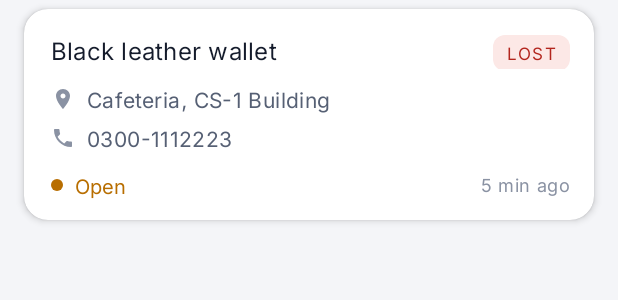
After one commit to abuhuraira99/LabTask3_Firebase_70145777, an Android app: the layout item_lost.xml on its own in the app's theme, with its tools: preview values and no code run, on a phone screen of 412 x 824 dp. The commit adds this screen. Shown: the top 300 px of the screen. Run offline under Robolectric (Android 15) with nearby library versions, the phone set to English and light mode, and no system bars.

Commit message:
Design item_lost card layout and LostItemAdapter
item_lost.xml has a CardView root with app:cardCornerRadius and app:cardElevation and shows the item name, type badge, location, contact and status. LostItemAdapter overrides onCreateViewHolder, onBindViewHolder and getItemCount and uses a static inner ViewHolder with an OnItemClickListener, as in Lab Task 2. Adds recyclerview 1.3.2 and cardview 1.0.0.

```diff
--- a/app/build.gradle.kts
+++ b/app/build.gradle.kts
@@ -42,6 +42,10 @@ dependencies {
     implementation(libs.constraintlayout)
     implementation(libs.material)
 
+    // RecyclerView and CardView, as in Lab 7
+    implementation(libs.recyclerview)
+    implementation(libs.cardview)
+
     // Firebase Realtime Database through the Firebase BoM (Lab 9)
     implementation(platform(libs.firebase.bom))
     implementation(libs.firebase.database)
--- /dev/null
+++ b/app/src/main/res/layout/item_lost.xml
@@ -0,0 +1,151 @@
+<?xml version="1.0" encoding="utf-8"?>
+<!-- One post on the board. The root is a CardView with a corner radius and an elevation (Lab 7). -->
+<androidx.cardview.widget.CardView xmlns:android="http://schemas.android.com/apk/res/android"
+    xmlns:app="http://schemas.android.com/apk/res-auto"
+    xmlns:tools="http://schemas.android.com/tools"
+    android:id="@+id/cardItem"
+    android:layout_width="match_parent"
+    android:layout_height="wrap_content"
+    android:layout_marginStart="16dp"
+    android:layout_marginTop="6dp"
+    android:layout_marginEnd="16dp"
+    android:layout_marginBottom="6dp"
+    android:clickable="true"
+    android:focusable="true"
+    android:foreground="?attr/selectableItemBackground"
+    app:cardBackgroundColor="@color/surface"
+    app:cardCornerRadius="16dp"
+    app:cardElevation="3dp"
+    app:cardUseCompatPadding="false">
+
+    <LinearLayout
+        android:layout_width="match_parent"
+        android:layout_height="wrap_content"
+        android:orientation="vertical"
+        android:paddingStart="18dp"
+        android:paddingTop="16dp"
+        android:paddingEnd="16dp"
+        android:paddingBottom="14dp">
+
+        <!-- Item name and the Lost / Found badge -->
+        <LinearLayout
+            android:layout_width="match_parent"
+            android:layout_height="wrap_content"
+            android:gravity="top"
+            android:orientation="horizontal">
+
+            <TextView
+                android:id="@+id/tvItemName"
+                android:layout_width="0dp"
+                android:layout_height="wrap_content"
+                android:layout_marginEnd="12dp"
+                android:layout_weight="1"
+                android:ellipsize="end"
+                android:maxLines="2"
+                android:textAppearance="@style/TextAppearance.LostFound.CardTitle"
+                tools:text="Black leather wallet" />
+
+            <TextView
+                android:id="@+id/tvType"
+                android:layout_width="wrap_content"
+                android:layout_height="wrap_content"
+                android:background="@drawable/bg_badge_lost"
+                android:paddingStart="9dp"
+                android:paddingTop="4dp"
+                android:paddingEnd="9dp"
+                android:paddingBottom="4dp"
+                android:textAppearance="@style/TextAppearance.LostFound.Overline"
+                android:textColor="@color/lost_text"
+                tools:text="Lost" />
+        </LinearLayout>
+
+        <!-- Location -->
+        <LinearLayout
+            android:layout_width="match_parent"
+            android:layout_height="wrap_content"
+            android:layout_marginTop="10dp"
+            android:gravity="center_vertical"
+            android:orientation="horizontal">
+
+            <ImageView
+                android:id="@+id/ivLocation"
+                android:layout_width="16dp"
+                android:layout_height="16dp"
+                android:importantForAccessibility="no"
+                android:src="@drawable/ic_place"
+                app:tint="@color/text_tertiary" />
+
+            <TextView
+                android:id="@+id/tvLocation"
+                android:layout_width="0dp"
+                android:layout_height="wrap_content"
+                android:layout_marginStart="8dp"
+                android:layout_weight="1"
+                android:ellipsize="end"
+                android:maxLines="1"
+                android:textAppearance="@style/TextAppearance.LostFound.Body"
+                tools:text="Cafeteria, CS-1 Building" />
+        </LinearLayout>
+
+        <!-- Contact -->
+        <LinearLayout
+            android:layout_width="match_parent"
+            android:layout_height="wrap_content"
+            android:layout_marginTop="6dp"
+            android:gravity="center_vertical"
+            android:orientation="horizontal">
+
+            <ImageView
+                android:id="@+id/ivContact"
+                android:layout_width="16dp"
+                android:layout_height="16dp"
+                android:importantForAccessibility="no"
+                android:src="@drawable/ic_phone"
+                app:tint="@color/text_tertiary" />
+
+            <TextView
+                android:id="@+id/tvContact"
+                android:layout_width="0dp"
+                android:layout_height="wrap_content"
+                android:layout_marginStart="8dp"
+                android:layout_weight="1"
+                android:textAppearance="@style/TextAppearance.LostFound.Body"
+                tools:text="0300-1112223" />
+        </LinearLayout>
+
+        <!-- Status and how long ago it was posted -->
+        <LinearLayout
+            android:layout_width="match_parent"
+            android:layout_height="wrap_content"
+            android:layout_marginTop="12dp"
+            android:gravity="center_vertical"
+            android:orientation="horizontal">
+
+            <ImageView
+                android:id="@+id/ivStatus"
+                android:layout_width="8dp"
+                android:layout_height="8dp"
+                android:importantForAccessibility="no"
+                android:src="@drawable/bg_dot"
+                app:tint="@color/status_open" />
+
+            <TextView
+                android:id="@+id/tvStatus"
+                android:layout_width="0dp"
+                android:layout_height="wrap_content"
+                android:layout_marginStart="8dp"
+                android:layout_weight="1"
+                android:fontFamily="@font/inter_semibold"
+                android:textColor="@color/status_open"
+                android:textSize="13sp"
+                tools:text="Open" />
+
+            <TextView
+                android:id="@+id/tvPosted"
+                android:layout_width="wrap_content"
+                android:layout_height="wrap_content"
+                android:textAppearance="@style/TextAppearance.LostFound.Caption"
+                tools:text="5 min ago" />
+        </LinearLayout>
+    </LinearLayout>
+</androidx.cardview.widget.CardView>
--- a/app/src/main/res/values/strings.xml
+++ b/app/src/main/res/values/strings.xml
@@ -4,6 +4,11 @@
 
     <!-- Board -->
     <string name="fab_post">Post an Item</string>
+    <string name="status_open">Open</string>
+    <string name="status_returned">Returned</string>
+    <string name="posted_just_now">Just now</string>
+    <string name="cd_card_open">%1$s, %2$s, at %3$s, contact %4$s. Open. Double tap to mark it as returned.</string>
+    <string name="cd_card_returned">%1$s, %2$s, at %3$s, contact %4$s. Returned.</string>
 
     <!-- Post Item screen -->
     <string name="post_title">Post an Item</string>
--- a/gradle/libs.versions.toml
+++ b/gradle/libs.versions.toml
@@ -7,6 +7,8 @@ appcompat = "1.8.0"
 material = "1.14.0"
 activityKtx = "1.13.0"
 constraintlayout = "2.2.2"
+recyclerview = "1.3.2"
+cardview = "1.0.0"
 firebaseBom = "34.18.0"
 googleServices = "4.6.0"
 
@@ -18,6 +20,8 @@ appcompat = { group = "androidx.appcompat", name = "appcompat", version.ref = "a
 material = { group = "com.google.android.material", name = "material", version.ref = "material" }
 activity-ktx = { group = "androidx.activity", name = "activity-ktx", version.ref = "activityKtx" }
 constraintlayout = { group = "androidx.constraintlayout", name = "constraintlayout", version.ref = "constraintlayout" }
+recyclerview = { group = "androidx.recyclerview", name = "recyclerview", version.ref = "recyclerview" }
+cardview = { group = "androidx.cardview", name = "cardview", version.ref = "cardview" }
 firebase-bom = { group = "com.google.firebase", name = "firebase-bom", version.ref = "firebaseBom" }
 firebase-database = { group = "com.google.firebase", name = "firebase-database" }
 
```
Also changed, not shown: app/src/main/java/com/example/uollostfound/LostItemAdapter.java (added, +172 -0 lines).
